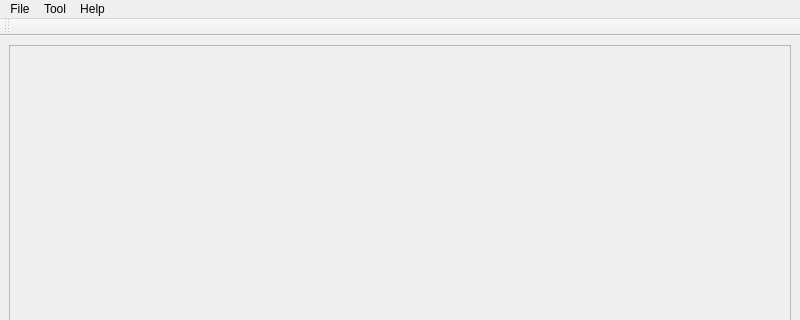
This is lib/mainwindow/mainwindow.ui in BigCubeCat/paint as Qt 5 draws it before an edit; both pictures show x 0 to 800 and y 0 to 320 of the 800 by 583 pixel window. The edited form follows.
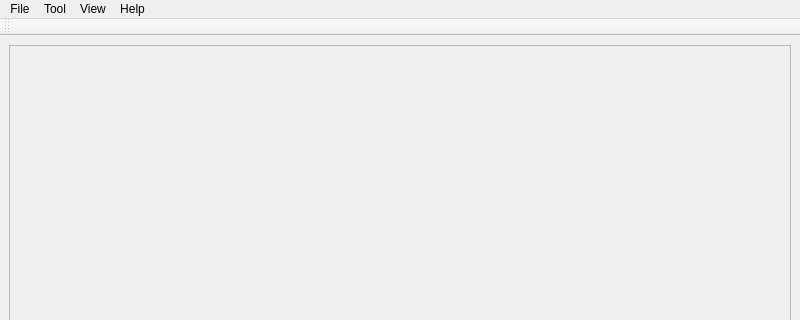
This is the edited form. Icons and pictures are not drawn.

The edit to the form file:
```diff
--- a/lib/mainwindow/mainwindow.ui
+++ b/lib/mainwindow/mainwindow.ui
@@ -81,8 +81,15 @@
     <addaction name="actionAbout"/>
     <addaction name="actionHelp"/>
    </widget>
+   <widget class="QMenu" name="menuView">
+    <property name="title">
+     <string>View</string>
+    </property>
+    <addaction name="actionResize"/>
+   </widget>
    <addaction name="menuFile"/>
    <addaction name="menuTools"/>
+   <addaction name="menuView"/>
    <addaction name="menuHelp"/>
   </widget>
   <widget class="QStatusBar" name="statusbar"/>
```
Left out of the diff: 16 changed lines with no effect on the pictures.
